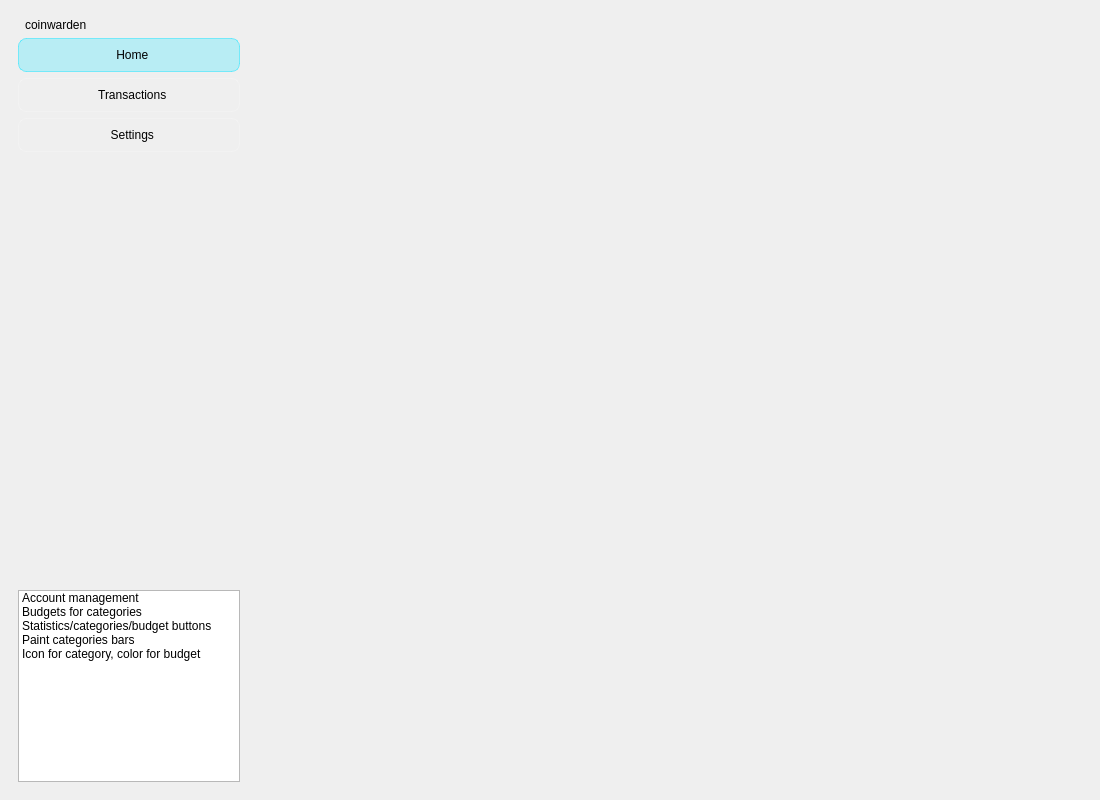
Qt form Desktop/MainWindow.ui (david4more/CoinWarden) before a commit.
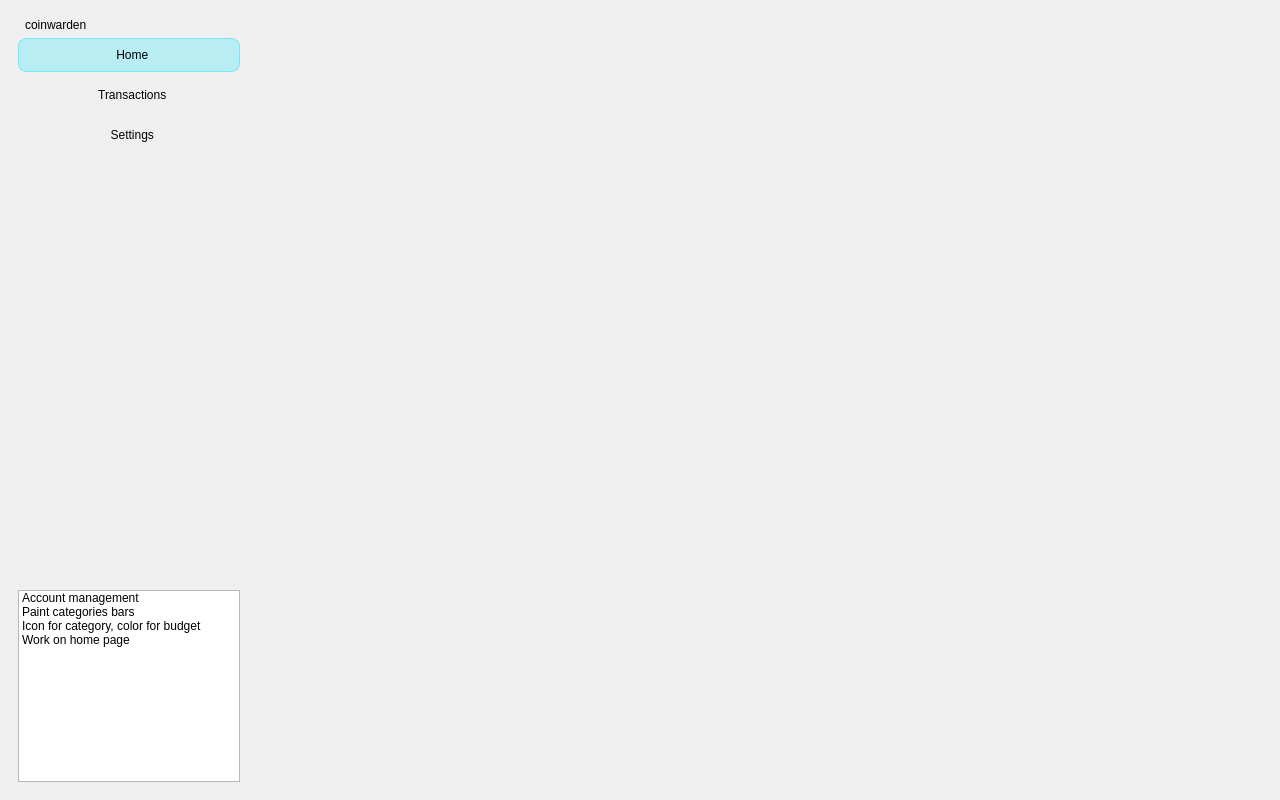
The same form after that commit. Icons and pictures are not drawn.

Commit message: improve home page layout

Patch:
```diff
--- a/Desktop/MainWindow.ui
+++ b/Desktop/MainWindow.ui
@@ -6,7 +6,7 @@
    <rect>
     <x>0</x>
     <y>0</y>
-    <width>1100</width>
+    <width>1280</width>
     <height>800</height>
    </rect>
   </property>
@@ -299,16 +299,6 @@
            <string>Account management</string>
           </property>
          </item>
-         <item>
-          <property name="text">
-           <string>Budgets for categories</string>
-          </property>
-         </item>
-         <item>
-          <property name="text">
-           <string>Statistics/categories/budget buttons</string>
-          </property>
-         </item>
          <item>
           <property name="text">
            <string>Paint categories bars</string>
@@ -319,6 +309,11 @@
            <string>Icon for category, color for budget</string>
           </property>
          </item>
+         <item>
+          <property name="text">
+           <string>Work on home page</string>
+          </property>
+         </item>
         </widget>
        </item>
       </layout>
```
The commit also changes 4 other files.
